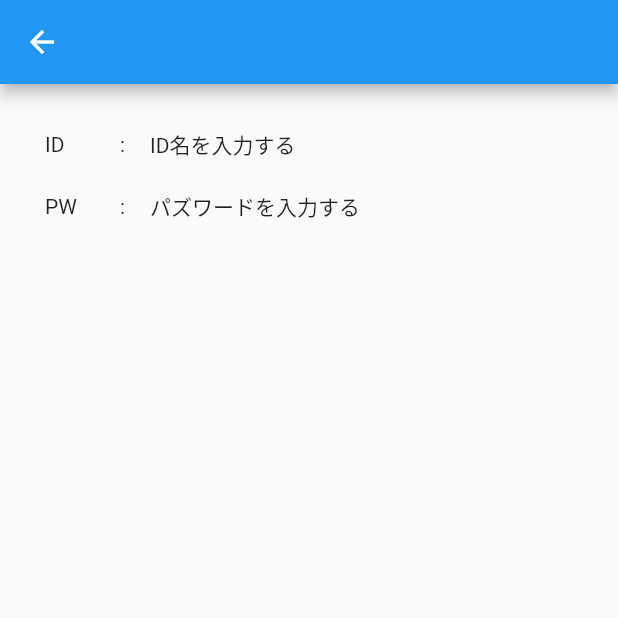
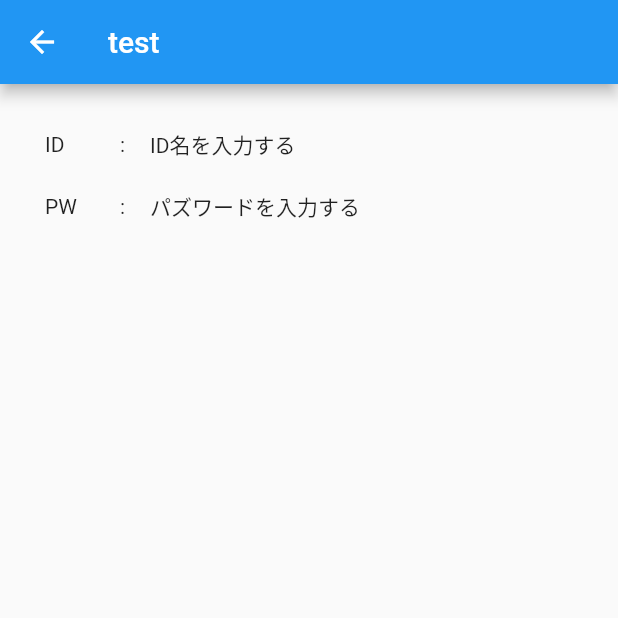
Before and after one commit to okatoku331/todo_list, a Flutter app: the screen it shows after launch, after a tap on "google", on a phone screen of 412 x 824 dp, the top half of it. Run offline on Flutter 3.47's test engine with Material 2 defaults, Android fonts, the phone set to English and light mode, and no system bars.

Commit message:
第17版　画面遷移/データの受け渡し１

```diff
--- a/lib/main.dart
+++ b/lib/main.dart
@@ -55,8 +55,10 @@ class _MyHomePageState extends State<MyHomePage> {
                 leading: Icon(Icons.vpn_key),
                 title: Text(titleList[index]),
                 onTap: () {
-                  Navigator.push(context,
-                      MaterialPageRoute(builder: (context) => NextPage()));
+                  Navigator.push(
+                      context,
+                      MaterialPageRoute(
+                          builder: (context) => NextPage('test')));
                 },
               ),
               Divider(
--- a/lib/next_page.dart
+++ b/lib/next_page.dart
@@ -2,7 +2,9 @@ import 'package:flutter/cupertino.dart';
 import 'package:flutter/material.dart';
 
 class NextPage extends StatefulWidget {
-  const NextPage({Key? key}) : super(key: key);
+  final String title;
+
+  NextPage(this.title);
 
   @override
   _NextPageState createState() => _NextPageState();
@@ -12,7 +14,9 @@ class _NextPageState extends State<NextPage> {
   @override
   Widget build(BuildContext context) {
     return Scaffold(
-        appBar: AppBar(),
+        appBar: AppBar(
+          title: Text(widget.title),
+        ),
         body: Padding(
           padding: const EdgeInsets.all(30.0),
           child: Column(
```
